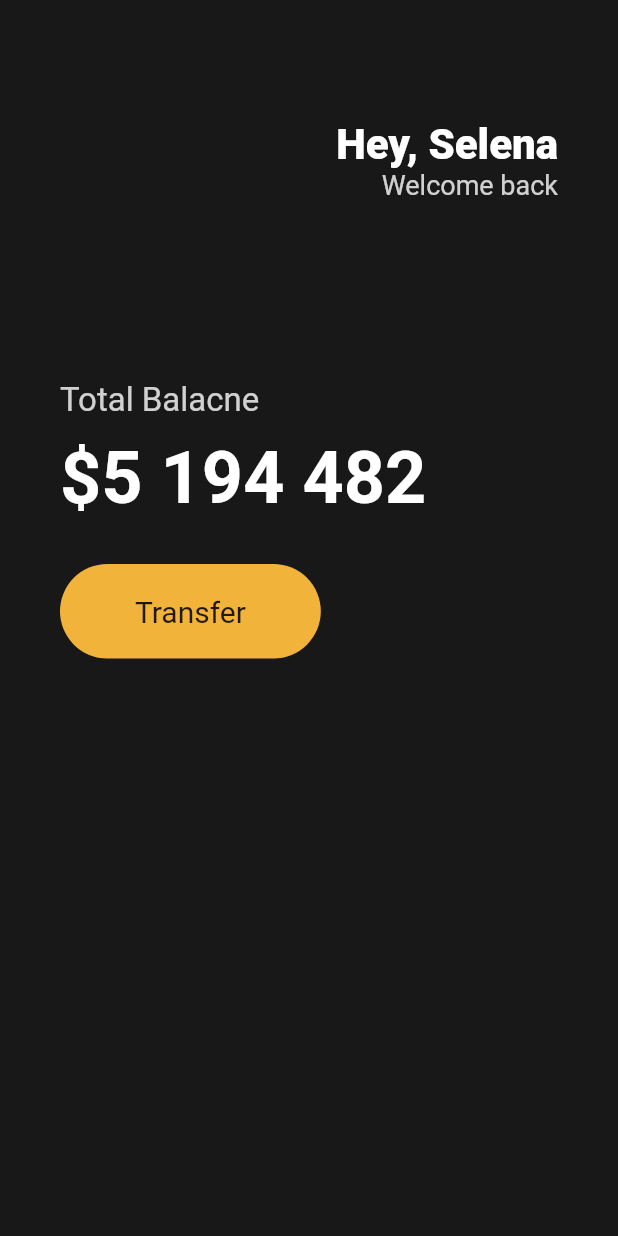
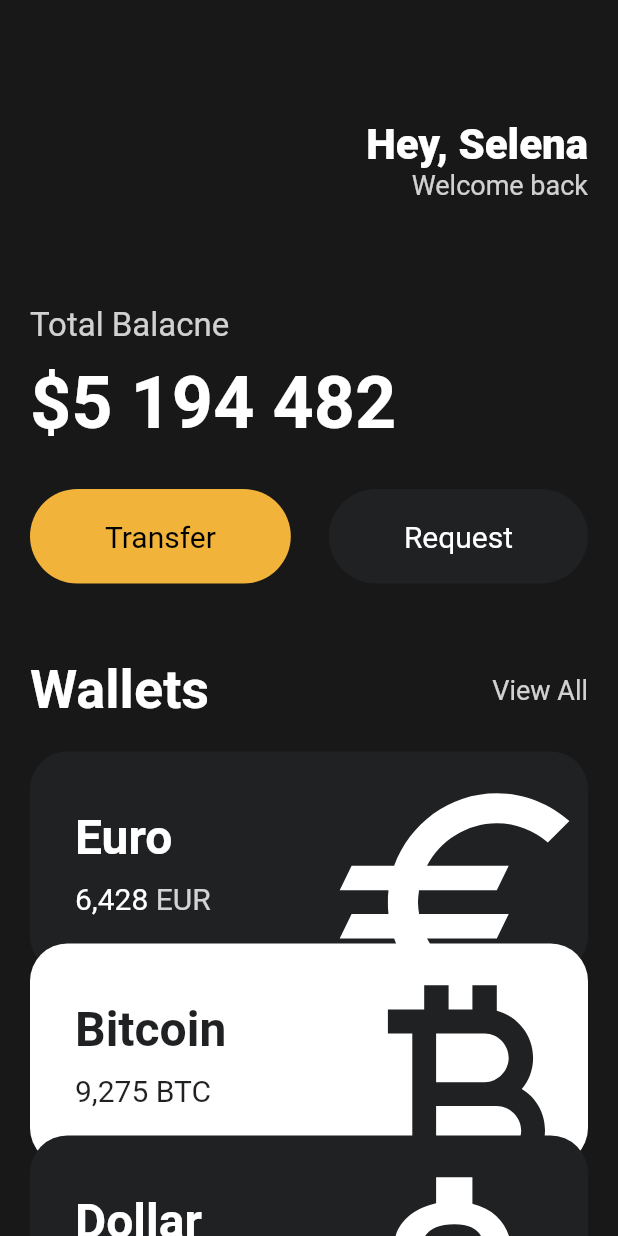
Before and after one commit to gornoba/flutter-toonflix, a Flutter app: the screen it shows after launch, on a phone screen of 412 x 824 dp. Run offline on Flutter 3.47's test engine with Material 2 defaults, Android fonts, the phone set to English and light mode, and no system bars.

Commit message:
ui challenge

```diff
--- a/lib/main.dart
+++ b/lib/main.dart
@@ -1,24 +1,28 @@
-import 'package:flutter/cupertino.dart';
 import 'package:flutter/material.dart';
+import 'package:toonflix/widgets/button.dart';
+import 'package:toonflix/widgets/currency_card.dart';
 
 void main() {
-  runApp(App());
+  runApp(const App());
 }
 
 class App extends StatelessWidget {
+  const App({super.key});
+
   @override
   Widget build(BuildContext context) {
     return MaterialApp(
       home: Scaffold(
-        backgroundColor: Color(0xFF181818),
-        body: Padding(
-          padding: EdgeInsets.symmetric(
-            horizontal: 40,
+        backgroundColor: const Color(0xFF181818),
+        body: SingleChildScrollView(
+          child: Padding(
+            padding: const EdgeInsets.symmetric(
+              horizontal: 20,
             ),
             child: Column(
               crossAxisAlignment: CrossAxisAlignment.start,
               children: [
-              SizedBox(
+                const SizedBox(
                   height: 80,
                 ),
                 Row(
@@ -27,7 +31,7 @@ class App extends StatelessWidget {
                     Column(
                       crossAxisAlignment: CrossAxisAlignment.end,
                       children: [
-                      Text(
+                        const Text(
                           'Hey, Selena',
                           style: TextStyle(
                             color: Colors.white,
@@ -46,8 +50,8 @@ class App extends StatelessWidget {
                     )
                   ],
                 ),
-              SizedBox(
-                height: 120,
+                const SizedBox(
+                  height: 70,
                 ),
                 Text(
                   'Total Balacne',
@@ -56,10 +60,10 @@ class App extends StatelessWidget {
                     color: Colors.white.withOpacity(0.8),
                   ),
                 ),
-              SizedBox(
+                const SizedBox(
                   height: 10,
                 ),
-              Text(
+                const Text(
                   '\$5 194 482',
                   style: TextStyle(
                     fontSize: 48,
@@ -67,32 +71,77 @@ class App extends StatelessWidget {
                     fontWeight: FontWeight.w600,
                   ),
                 ),
-              SizedBox(
+                const SizedBox(
                   height: 30,
                 ),
                 Row(
-                children: [
-                  Container(
-                    decoration: BoxDecoration(
-                      color: Color(0xFFF2B33A),
-                      borderRadius: BorderRadius.circular(45),
+                  mainAxisAlignment: MainAxisAlignment.spaceBetween,
+                  children: const [
+                    Button(
+                      text: 'Transfer',
+                      bgColor: Color(0xFFF2B33A),
+                      textColor: Colors.black,
                     ),
-                    child: Padding(
-                      padding: EdgeInsets.symmetric(
-                        vertical: 20,
-                        horizontal: 50,
-                      ),
-                      child: Text(
-                        'Transfer',
-                        style: TextStyle(
-                          fontSize: 20,
-                        ),
-                      ),
-                    ),
+                    Button(
+                      text: 'Request',
+                      bgColor: Color(0xFF1F2123),
+                      textColor: Colors.white,
                     ),
                   ],
                 ),
+                const SizedBox(
+                  height: 50,
+                ),
+                Row(
+                  crossAxisAlignment: CrossAxisAlignment.center,
+                  mainAxisAlignment: MainAxisAlignment.spaceBetween,
+                  children: [
+                    const Text(
+                      'Wallets',
+                      style: TextStyle(
+                        color: Colors.white,
+                        fontSize: 36,
+                        fontWeight: FontWeight.w600,
+                      ),
+                    ),
+                    Text(
+                      'View All',
+                      style: TextStyle(
+                        color: Colors.white.withOpacity(0.8),
+                        fontSize: 18,
+                      ),
+                    )
                   ],
+                ),
+                const SizedBox(
+                  height: 20,
+                ),
+                const CurrencyCard(
+                  name: 'Euro',
+                  code: 'EUR',
+                  amount: '6,428',
+                  icon: Icons.euro_outlined,
+                  isInverted: false,
+                  offsety: 0,
+                ),
+                const CurrencyCard(
+                  name: 'Bitcoin',
+                  code: 'BTC',
+                  amount: '9,275',
+                  icon: Icons.currency_bitcoin,
+                  isInverted: true,
+                  offsety: 1,
+                ),
+                const CurrencyCard(
+                  name: 'Dollar',
+                  code: 'USD',
+                  amount: '428',
+                  icon: Icons.attach_money_outlined,
+                  isInverted: false,
+                  offsety: 2,
+                ),
+              ],
+            ),
           ),
         ),
       ),
--- /dev/null
+++ b/lib/widgets/button.dart
@@ -0,0 +1,37 @@
+import 'package:flutter/material.dart';
+
+class Button extends StatelessWidget {
+  final String text;
+  final Color bgColor;
+  final Color textColor;
+
+  const Button({
+    super.key,
+    required this.text,
+    required this.bgColor,
+    required this.textColor,
+  });
+
+  @override
+  Widget build(BuildContext context) {
+    return Container(
+      decoration: BoxDecoration(
+        color: bgColor,
+        borderRadius: BorderRadius.circular(45),
+      ),
+      child: Padding(
+        padding: const EdgeInsets.symmetric(
+          vertical: 20,
+          horizontal: 50,
+        ),
+        child: Text(
+          text,
+          style: TextStyle(
+            color: textColor,
+            fontSize: 20,
+          ),
+        ),
+      ),
+    );
+  }
+}
--- /dev/null
+++ b/lib/widgets/currency_card.dart
@@ -0,0 +1,91 @@
+import 'package:flutter/material.dart';
+
+class CurrencyCard extends StatelessWidget {
+  final String name, code, amount;
+  final double offsety;
+  final IconData icon;
+  final bool isInverted;
+
+  final blackColor = const Color(0xFF1F2123);
+
+  const CurrencyCard(
+      {super.key,
+      required this.name,
+      required this.code,
+      required this.amount,
+      required this.icon,
+      required this.isInverted,
+      required this.offsety});
+
+  @override
+  Widget build(BuildContext context) {
+    return Transform.translate(
+      offset: Offset(0, -20 * offsety),
+      child: Container(
+        clipBehavior: Clip.hardEdge,
+        decoration: BoxDecoration(
+          color: isInverted ? Colors.white : blackColor,
+          borderRadius: BorderRadius.circular(25),
+        ),
+        child: Padding(
+          padding: const EdgeInsets.all(30),
+          child: Row(
+            mainAxisAlignment: MainAxisAlignment.spaceBetween,
+            children: [
+              Column(
+                crossAxisAlignment: CrossAxisAlignment.start,
+                children: [
+                  Text(
+                    name,
+                    style: TextStyle(
+                      color: isInverted ? blackColor : Colors.white,
+                      fontSize: 32,
+                      fontWeight: FontWeight.w600,
+                    ),
+                  ),
+                  const SizedBox(
+                    height: 10,
+                  ),
+                  Row(
+                    children: [
+                      Text(
+                        amount,
+                        style: TextStyle(
+                          color: isInverted ? blackColor : Colors.white,
+                          fontSize: 20,
+                        ),
+                      ),
+                      const SizedBox(
+                        width: 5,
+                      ),
+                      Text(
+                        code,
+                        style: TextStyle(
+                          color: isInverted
+                              ? blackColor
+                              : Colors.white.withOpacity(0.8),
+                          fontSize: 20,
+                        ),
+                      ),
+                    ],
+                  ),
+                ],
+              ),
+              Transform.scale(
+                scale: 2.2,
+                child: Transform.translate(
+                  offset: const Offset(-5, 12),
+                  child: Icon(
+                    icon,
+                    color: isInverted ? blackColor : Colors.white,
+                    size: 88,
+                  ),
+                ),
+              )
+            ],
+          ),
+        ),
+      ),
+    );
+  }
+}
```
Lines whose indentation alone changed are shown as unchanged.
